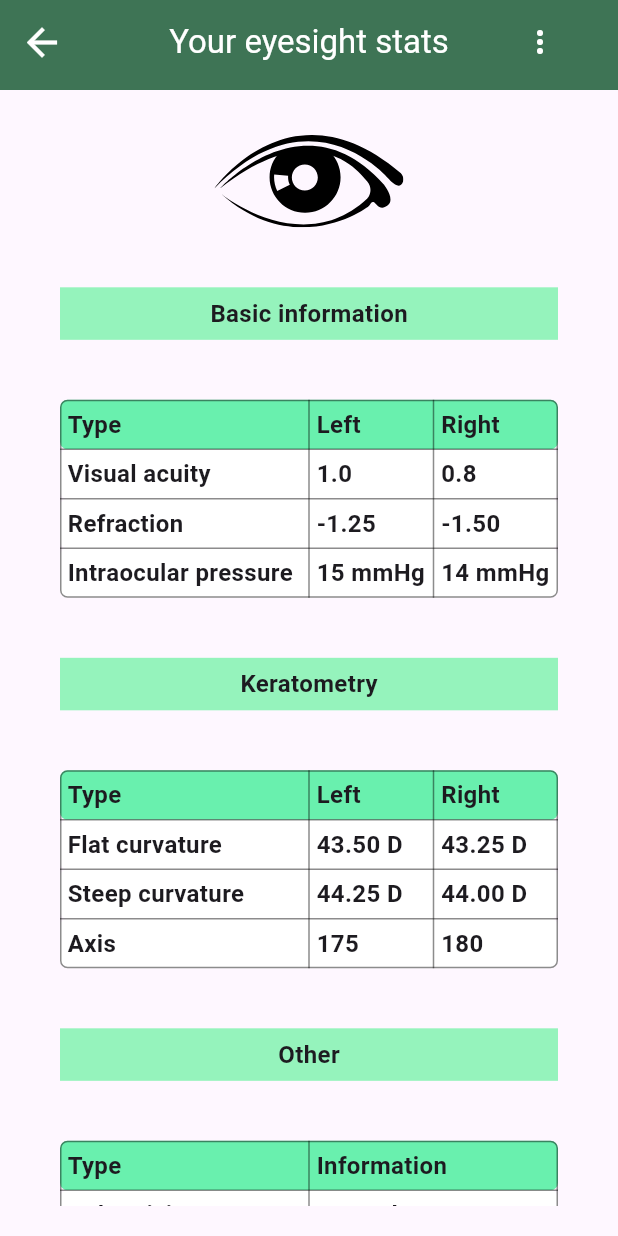
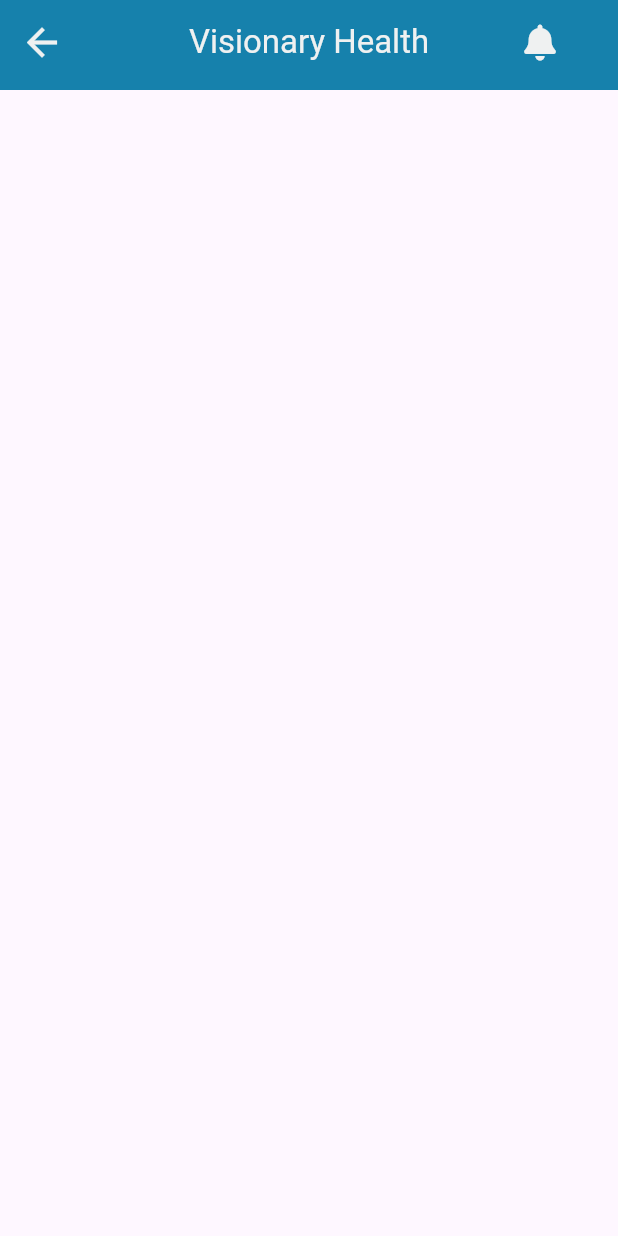
Before and after one commit to Jarwesbub/healthcare_superplatform, a Flutter app: the screen it shows after launch, after a tap on "Eyesight demo", on a phone screen of 412 x 824 dp. Run offline on Flutter 3.47's test engine with Material 3 defaults, Android fonts, the phone set to English and light mode, and no system bars; our stand-ins replace bubble, flutter_local_notifications, flutter_svg, font_awesome_flutter, permission_handler, shared_preferences; missing offline and left inert: dialogflow_flutter_plus.

Commit message:
Updated UI layout, eye stats page improvements

```diff
--- a/lib/demos/demo_home_page.dart
+++ b/lib/demos/demo_home_page.dart
@@ -1,5 +1,6 @@
 import 'package:flutter/material.dart';
-import 'package:healthcare_superplatform/demos/eyesight_stats/eyesight_page.dart';
+import 'package:healthcare_superplatform/demos/eyesight_stats/pages/eyesight_home_page.dart';
+import 'package:healthcare_superplatform/demos/eyesight_stats/pages/eyesight_stats_page.dart';
 import 'package:healthcare_superplatform/unused/pages/page_manager.dart';
 import 'package:healthcare_superplatform/unused/widgets/notifications.dart';
 
@@ -19,7 +20,7 @@
               'Old version',
               PageManager(notifications: notifications),
             ),
-            _button(context, 'Eyesight demo', EyesightPage()),
+            _button(context, 'Eyesight demo', EyesightHomePage()),
           ],
         ),
       ),
--- /dev/null
+++ b/lib/demos/eyesight_stats/pages/eyesight_home_page.dart
@@ -0,0 +1,14 @@
+import 'package:flutter/material.dart';
+import 'package:healthcare_superplatform/demos/eyesight_stats/widgets/eyesight_appbar.dart';
+
+class EyesightHomePage extends StatelessWidget {
+  const EyesightHomePage({super.key});
+
+  @override
+  Widget build(BuildContext context) {
+    return Scaffold(
+      appBar: EyesightAppBar(title: 'Visionary Health'),
+      body: Center(),
+    );
+  }
+}
--- a/lib/demos/eyesight_stats/eyesight_page.dart
+++ b/lib/demos/eyesight_stats/pages/eyesight_stats_page.dart
@@ -3,21 +3,17 @@
 import 'package:flutter/material.dart';
 import 'package:flutter/services.dart';
 import 'package:flutter_svg/svg.dart';
-import 'package:healthcare_superplatform/unused/widgets/custom_appbar.dart';
-import 'package:healthcare_superplatform/demos/eyesight_stats/widgets/custom_table_widget.dart';
+import 'package:healthcare_superplatform/demos/eyesight_stats/widgets/eyesight_table_widget.dart';
+import 'package:healthcare_superplatform/demos/eyesight_stats/widgets/eyesight_appbar.dart';
 
-class EyesightPage extends StatefulWidget {
-  const EyesightPage({super.key});
+class EyesightStatsPage extends StatefulWidget {
+  const EyesightStatsPage({super.key});
 
   @override
-  State<EyesightPage> createState() => _EyeSightState();
+  State<EyesightStatsPage> createState() => _EyesightStatsState();
 }
 
-class _EyeSightState extends State<EyesightPage> {
-  final Map<String, Color> itemColors = {
-    'primary': Color(0xFF95F3BC),
-    'secondary': Colors.white,
-  };
+class _EyesightStatsState extends State<EyesightStatsPage> {
   Map<String, dynamic>? data;
 
   Future<dynamic> readJson() async {
@@ -41,7 +37,7 @@
   @override
   Widget build(BuildContext context) {
     return Scaffold(
-      appBar: const CustomAppBar(title: 'Your eyesight stats'),
+      appBar: const EyesightAppBar(title: 'Your eyesight stats'),
       body: Padding(
         padding: const EdgeInsets.symmetric(horizontal: 40, vertical: 20),
         child: ListView(
@@ -49,7 +45,7 @@
             const SizedBox(height: 10),
             SvgPicture.asset('assets/images/eye.svg'),
             _headline('Basic information'),
-            CustomTableWidget(
+            EyesightTableWidget(
               tableContent: [
                 ['Type', 'Left', 'Right'],
                 [
@@ -71,7 +67,7 @@
               columnFlexValues: [2, 1, 1],
             ),
             _headline('Keratometry'),
-            CustomTableWidget(
+            EyesightTableWidget(
               tableContent: [
                 ['Type', 'Left', 'Right'],
                 [
@@ -94,7 +90,7 @@
               columnFlexValues: [2, 1, 1],
             ),
             _headline('Other'),
-            CustomTableWidget(
+            EyesightTableWidget(
               tableContent: [
                 ['Type', 'Information'],
                 ['Color vision', '${data?['color_vision']}'],
@@ -114,8 +110,7 @@
       height: 35,
       width: double.infinity,
       alignment: Alignment.center,
-      margin: const EdgeInsets.symmetric(vertical: 40),
-      decoration: BoxDecoration(color: itemColors['primary']),
+      margin: const EdgeInsets.symmetric(vertical: 20),
       child: Text(
         text,
         style: TextStyle(fontSize: 16, fontWeight: FontWeight.bold),
--- /dev/null
+++ b/lib/demos/eyesight_stats/widgets/eyesight_appbar.dart
@@ -0,0 +1,99 @@
+import 'package:flutter/material.dart';
+import 'package:font_awesome_flutter/font_awesome_flutter.dart';
+import 'package:healthcare_superplatform/themes/custom_appbar_theme.dart';
+
+class EyesightAppBar extends StatelessWidget implements PreferredSizeWidget {
+  const EyesightAppBar({super.key, required this.title});
+  final String title;
+
+  @override
+  Widget build(BuildContext context) {
+    if (MediaQuery.of(context).size.width < 701) {
+      // Set the mobile view if the screen width is less than the given value.
+      return mobileView(context);
+    }
+    // Use desktop view by default.
+    return desktopView(context);
+  }
+
+  Widget mobileView(BuildContext context) {
+    return AppBar(
+      automaticallyImplyLeading: false,
+      title: Text(title),
+      centerTitle: true,
+      backgroundColor: const Color(0xFF1681AC),
+      foregroundColor: const Color(0xFFEFF1F1),
+      actions: [userPopupMenu()],
+
+      leading:
+          Navigator.canPop(context) // Check if back button can be used.
+              ? IconButton(
+                onPressed: () {
+                  if (Navigator.canPop(context)) {
+                    // Checks if the current view can be closed.
+                    Navigator.pop(context);
+                  }
+                },
+                icon: const Icon(Icons.arrow_back, size: 30),
+              )
+              : null,
+    );
+  }
+
+  Widget desktopView(BuildContext context) {
+    return AppBar(
+      automaticallyImplyLeading: false,
+      title: Text(title, style: TextStyle(color: Colors.white, fontSize: 24)),
+      centerTitle: true,
+      backgroundColor: CustomAppBarTheme.lightAppBarTheme.backgroundColor,
+      foregroundColor: CustomAppBarTheme.lightAppBarTheme.foregroundColor,
+      actions: [
+        Row(
+          mainAxisAlignment: MainAxisAlignment.spaceBetween,
+          children: [
+            Text(
+              '<username>',
+              style: TextStyle(color: Colors.white, fontSize: 20),
+            ),
+            userPopupMenu(),
+          ],
+        ),
+      ],
+      leading: null,
+    );
+  }
+
+  // Popup menu widget for the user specific actions.
+  Widget userPopupMenu() {
+    void onButtonPress(int buttonIndex) {
+      switch (buttonIndex) {
+        case 0:
+          debugPrint('Clicked Profile');
+          break;
+        case 1:
+          debugPrint('Clicked Settings');
+          break;
+        case 2:
+          debugPrint('Clicked Logout');
+          break;
+      }
+    }
+
+    return PopupMenuButton<int>(
+      offset: Offset(0, 52),
+      menuPadding: EdgeInsets.symmetric(horizontal: 20),
+      padding: const EdgeInsets.symmetric(horizontal: 40),
+      onSelected: (value) => onButtonPress(value),
+      icon: Icon(FontAwesomeIcons.solidBell),
+      itemBuilder:
+          (context) => [
+            PopupMenuItem<int>(value: 0, child: Text('Profile')),
+            PopupMenuItem<int>(value: 1, child: Text('Settings')),
+            PopupMenuItem<int>(value: 2, child: Text('Logout')),
+          ],
+    );
+  }
+
+  @override
+  Size get preferredSize => Size.fromHeight(60);
+}
--- a/lib/demos/eyesight_stats/widgets/custom_table_widget.dart
+++ b/lib/demos/eyesight_stats/widgets/eyesight_table_widget.dart
@@ -18,8 +18,8 @@
       "Row3"      |     "data1"     |    "data2"
 */
 
-class CustomTableWidget extends StatelessWidget {
-  const CustomTableWidget({
+class EyesightTableWidget extends StatelessWidget {
+  const EyesightTableWidget({
     super.key,
     required this.tableContent,
     required this.columnFlexValues,
@@ -51,7 +51,7 @@
             decoration: BoxDecoration(
               borderRadius: BorderRadius.circular(5),
 
-              color: Colors.greenAccent,
+              color: const Color(0xFFEFF1F1),
             ),
             children: List.generate(rows, (rowIndex) {
               // Rows.
--- a/lib/unused/pages/body_presentation.dart
+++ b/lib/unused/pages/body_presentation.dart
@@ -3,7 +3,7 @@
 import 'package:font_awesome_flutter/font_awesome_flutter.dart';
 import 'package:healthcare_superplatform/data/page_constants.dart';
 import 'package:healthcare_superplatform/unused/models/human_body_button_model.dart';
-import 'package:healthcare_superplatform/demos/eyesight_stats/eyesight_page.dart';
+import 'package:healthcare_superplatform/demos/eyesight_stats/pages/eyesight_stats_page.dart';
 import 'package:healthcare_superplatform/unused/widgets/custom_appbar.dart';
 
 class BodyPresentation extends StatefulWidget {
@@ -21,7 +21,7 @@
       info: 'Check information about your eyes',
       offset: Offset(0.48, 0.1),
       icon: Icons.remove_red_eye_rounded,
-      page: EyesightPage(),
+      page: EyesightStatsPage(),
     ),
     HumanBodyButtonModel(
       name: 'Teeth',
```
Also changed, not shown: lib/demos/eyesight_stats/widgets/eyesight_bottom_navbar.dart (added, +39 -0 lines).
